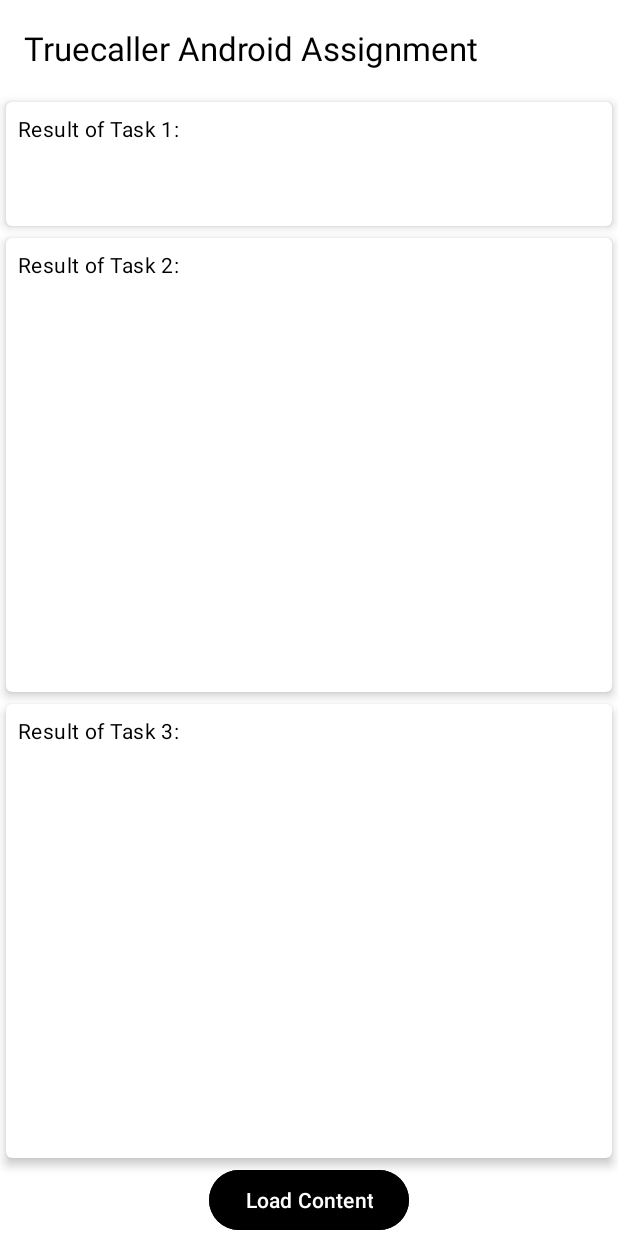
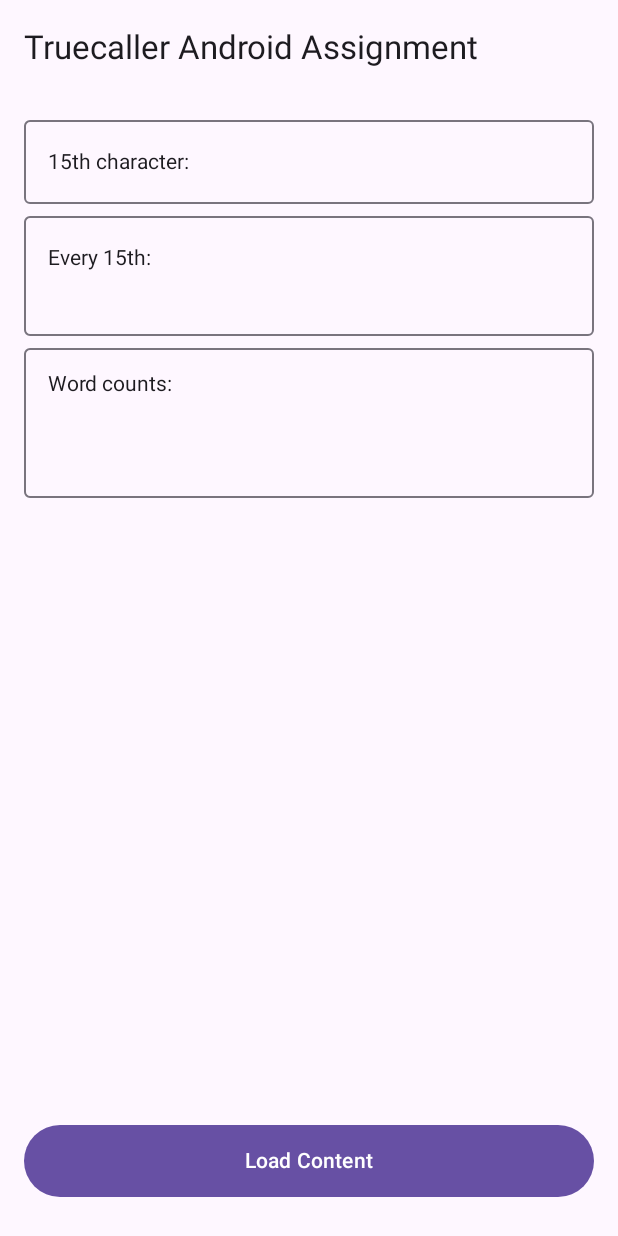
Before and after one commit to smsabya/TruecallerAndroidAssignment, an Android app built with Jetpack Compose: the screen it shows after launch (MainActivity before the commit, ComposeActivity after it), on a phone screen of 412 x 824 dp. Run offline under Robolectric (Android 15) with nearby library versions, the phone set to English and light mode, and no system bars; our stand-ins replace Dagger/Hilt's generated code.

Commit message:
Compose and flow implemented.

```diff
--- a/app/src/main/AndroidManifest.xml
+++ b/app/src/main/AndroidManifest.xml
@@ -14,7 +14,7 @@
         android:supportsRtl="true"
         android:theme="@style/Theme.TruecallerAndroidAssignment">
         <activity
-            android:name=".presentation.ui.MainActivity"
+            android:name=".presentation.ui.ComposeActivity"
             android:exported="true">
             <intent-filter>
                 <action android:name="android.intent.action.MAIN" />
--- /dev/null
+++ b/app/src/main/java/com/sabya/truecallerandroidassignment/presentation/ui/ComposeActivity.kt
@@ -0,0 +1,50 @@
+package com.sabya.truecallerandroidassignment.presentation.ui
+
+import android.os.Bundle
+import androidx.activity.ComponentActivity
+import androidx.activity.compose.setContent
+import androidx.activity.viewModels
+import androidx.compose.foundation.layout.fillMaxSize
+import androidx.compose.foundation.layout.padding
+import androidx.compose.material3.ExperimentalMaterial3Api
+import androidx.compose.material3.MaterialTheme
+import androidx.compose.material3.Scaffold
+import androidx.compose.material3.Surface
+import androidx.compose.material3.Text
+import androidx.compose.material3.TopAppBar
+import androidx.compose.runtime.Composable
+import androidx.compose.ui.Modifier
+import com.sabya.truecallerandroidassignment.presentation.viewmodel.ComposeViewModel
+import dagger.hilt.android.AndroidEntryPoint
+
+@AndroidEntryPoint
+class ComposeActivity : ComponentActivity() {
+
+    private val mViewModel: ComposeViewModel by viewModels()
+
+    override fun onCreate(savedInstanceState: Bundle?) {
+        super.onCreate(savedInstanceState)
+
+        setContent {
+            MainScreen(mViewModel)
+        }
+    }
+}
+
+@OptIn(ExperimentalMaterial3Api::class)
+@Composable
+fun MainScreen(viewModel: ComposeViewModel) {
+    Scaffold(
+        topBar = {
+            TopAppBar(title = { Text("Truecaller Android Assignment") })
+        }) { paddingValues ->
+        Surface(
+            modifier = Modifier
+                .fillMaxSize()
+                .padding(paddingValues),
+            color = MaterialTheme.colorScheme.background
+        ) {
+            TruecallerAssignmentScreen(viewModel)
+        }
+    }
+}
--- a/app/src/main/java/com/sabya/truecallerandroidassignment/presentation/ui/MainActivity.kt
+++ b/app/src/main/java/com/sabya/truecallerandroidassignment/presentation/ui/MainActivity.kt
@@ -41,7 +41,7 @@ class MainActivity : AppCompatActivity() {
         mBinding.buttonFetch.setOnClickListener { mViewModel.performTasks() }
 
         // Handle loading, success, and error states
-        mViewModel.state.observe(this) { state ->
+        mViewModel.taskState.observe(this) { state ->
             when (state) {
                 is Resource.Loading -> {
                     mBinding.progressBar.visibility = View.VISIBLE
@@ -60,8 +60,8 @@ class MainActivity : AppCompatActivity() {
         }
 
         // Observe ViewModel updates
-        mViewModel.result1.observe(this) { mBinding.textView1.text = "15th character: "+ it }
-        mViewModel.result2.observe(this) { mBinding.textView2.text = it }
-        mViewModel.result3.observe(this) { mBinding.textView3.text = it }
+        mViewModel.char15Result.observe(this) { mBinding.char15TextView.text = "15th character: " + it }
+        mViewModel.every15Result.observe(this) { mBinding.every15TextView.text = it }
+        mViewModel.wordCounterResult.observe(this) { mBinding.wordCounterTextView.text = it }
     }
 }
--- /dev/null
+++ b/app/src/main/java/com/sabya/truecallerandroidassignment/presentation/ui/TruecallerAssignmentScreen.kt
@@ -0,0 +1,72 @@
+package com.sabya.truecallerandroidassignment.presentation.ui
+
+import androidx.compose.foundation.layout.*
+import androidx.compose.material3.*
+import androidx.compose.runtime.*
+import androidx.compose.ui.Alignment
+import androidx.compose.ui.Modifier
+import androidx.compose.ui.unit.dp
+import com.sabya.truecallerandroidassignment.presentation.viewmodel.ComposeViewModel
+import com.sabya.truecallerandroidassignment.utils.Resource
+
+@Composable
+fun TruecallerAssignmentScreen(viewModel: ComposeViewModel) {
+    val state by viewModel.taskState.collectAsState()
+    val result1 by viewModel.char15Result.collectAsState()
+    val result2 by viewModel.every15Result.collectAsState()
+    val result3 by viewModel.wordCounterResult.collectAsState()
+
+    Box(
+        modifier = Modifier.fillMaxSize().padding(16.dp)
+    ) {
+        Column(
+            modifier = Modifier.fillMaxSize(), verticalArrangement = Arrangement.Top
+        ) {
+            OutlinedTextField(
+                value = "15th character: $result1",
+                onValueChange = {},
+                readOnly = true,
+                modifier = Modifier.fillMaxWidth()
+            )
+            Spacer(modifier = Modifier.height(8.dp))
+            OutlinedTextField(
+                value = "Every 15th: $result2",
+                onValueChange = {},
+                readOnly = true,
+                modifier = Modifier.fillMaxWidth().height(80.dp)
+            )
+            Spacer(modifier = Modifier.height(8.dp))
+            OutlinedTextField(
+                value = "Word counts:\n$result3",
+                onValueChange = {},
+                readOnly = true,
+                modifier = Modifier.fillMaxWidth().height(100.dp)
+            )
+            Spacer(modifier = Modifier.weight(1f))
+            Button(
+                onClick = { viewModel.performTasks() },
+                modifier = Modifier.fillMaxWidth().height(48.dp)
+            ) {
+                Text(text = "Load Content")
+            }
+            Spacer(modifier = Modifier.height(10.dp))
+            when (state) {
+                is Resource.Loading -> {
+                    CircularProgressIndicator(
+                        modifier = Modifier.align(Alignment.CenterHorizontally).padding(top = 8.dp)
+                    )
+                }
+
+                is Resource.Error -> {
+                    Text(
+                        text = (state as Resource.Error).message,
+                        color = MaterialTheme.colorScheme.error,
+                        modifier = Modifier.align(Alignment.CenterHorizontally).padding(top = 8.dp)
+                    )
+                }
+
+                else -> {}
+            }
+        }
+    }
+}
--- /dev/null
+++ b/app/src/main/java/com/sabya/truecallerandroidassignment/presentation/viewmodel/ComposeViewModel.kt
@@ -0,0 +1,68 @@
+package com.sabya.truecallerandroidassignment.presentation.viewmodel
+
+import androidx.lifecycle.ViewModel
+import androidx.lifecycle.viewModelScope
+import com.sabya.truecallerandroidassignment.domain.repository.ContentRepository
+import com.sabya.truecallerandroidassignment.domain.usecase.Truecaller15thCharacterUseCase
+import com.sabya.truecallerandroidassignment.domain.usecase.TruecallerEvery15thCharacterUseCase
+import com.sabya.truecallerandroidassignment.domain.usecase.TruecallerWordCounterUseCase
+import com.sabya.truecallerandroidassignment.utils.Resource
+import dagger.hilt.android.lifecycle.HiltViewModel
+import kotlinx.coroutines.Job
+import kotlinx.coroutines.flow.MutableStateFlow
+import kotlinx.coroutines.flow.StateFlow
+import kotlinx.coroutines.launch
+import javax.inject.Inject
+
+@HiltViewModel
+class ComposeViewModel @Inject constructor(
+    private val repository: ContentRepository,
+    private val char15UseCase: Truecaller15thCharacterUseCase,
+    private val every15UseCase: TruecallerEvery15thCharacterUseCase,
+    private val wordCounterUseCase: TruecallerWordCounterUseCase
+) : ViewModel() {
+
+    private var fetchJob: Job? = null
+
+    private val _taskState = MutableStateFlow<Resource<String>?>(null)
+    val taskState: StateFlow<Resource<String>> get() = _taskState as StateFlow<Resource<String>>
+
+    private val _char15Result = MutableStateFlow("")
+    val char15Result: StateFlow<String> get() = _char15Result
+
+    private val _every15Result = MutableStateFlow("")
+    val every15Result: StateFlow<String> get() = _every15Result
+
+    private val _wordCounterResult = MutableStateFlow("")
+    val wordCounterResult: StateFlow<String> get() = _wordCounterResult
+
+    fun performTasks() {
+
+        fetchJob?.cancel()
+
+        fetchJob = viewModelScope.launch {
+            _taskState.value = Resource.Loading
+
+            when (val response = repository.fetchContent()) {
+                is Resource.Success -> {
+                    _taskState.value = Resource.Success("Data loaded successfully")
+
+                    val content = response.data
+
+                    _char15Result.value = char15UseCase(content)?.toString() ?: "N/A"
+                    _every15Result.value = every15UseCase(content).joinToString(", ")
+                    _wordCounterResult.value = wordCounterUseCase(content).entries.take(10)
+                        .joinToString("\n") { "${it.key}: ${it.value}" }
+                }
+
+                is Resource.Error -> {
+                    _taskState.value = Resource.Error(response.message)
+                }
+
+                else -> {
+                    // no-op
+                }
+            }
+        }
+    }
+}
--- a/app/src/main/res/layout/activity_main.xml
+++ b/app/src/main/res/layout/activity_main.xml
@@ -39,7 +39,7 @@
             android:padding="8dp">
 
             <TextView
-                android:id="@+id/textView1"
+                android:id="@+id/char15TextView"
                 android:layout_width="wrap_content"
                 android:layout_height="wrap_content"
                 android:text="Result of Task 1:"
@@ -77,7 +77,7 @@
                 android:scrollbars="vertical">
 
                 <TextView
-                    android:id="@+id/textView2"
+                    android:id="@+id/every15TextView"
                     android:layout_width="match_parent"
                     android:layout_height="wrap_content"
                     android:text="Result of Task 2:"
@@ -115,7 +115,7 @@
                 android:scrollbars="vertical">
 
                 <TextView
-                    android:id="@+id/textView3"
+                    android:id="@+id/wordCounterTextView"
                     android:layout_width="match_parent"
                     android:layout_height="wrap_content"
                     android:background="@android:color/transparent"
--- a/build.gradle.kts
+++ b/build.gradle.kts
@@ -2,6 +2,7 @@
 plugins {
     alias(libs.plugins.android.application) apply false
     alias(libs.plugins.kotlin.android) apply false
+    alias(libs.plugins.kotlin.compose) apply false
     alias(libs.plugins.ksp) apply false
     alias(libs.plugins.hilt) apply false
 }
--- a/gradle.properties
+++ b/gradle.properties
@@ -21,3 +21,4 @@ kotlin.code.style=official
 # resources declared in the library itself and none from the library's dependencies,
 # thereby reducing the size of the R class for that library
 android.nonTransitiveRClass=true
+android.suppressUnsupportedCompileSdk=36
```
Also changed, not shown: app/build.gradle.kts (+11 -1 lines), app/src/main/java/com/sabya/truecallerandroidassignment/presentation/viewmodel/MainViewModel.kt (+22 -14 lines), gradle/libs.versions.toml (+22 -2 lines), gradle/wrapper/gradle-wrapper.properties, 4 other files.
